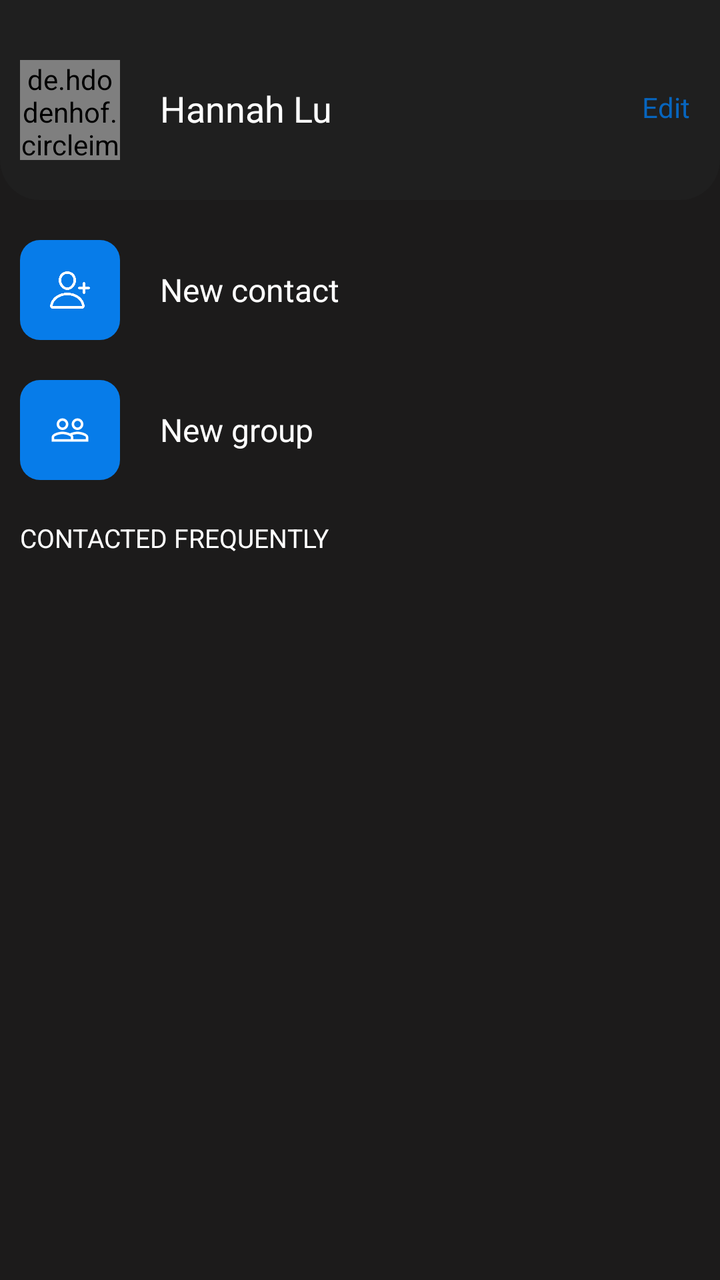
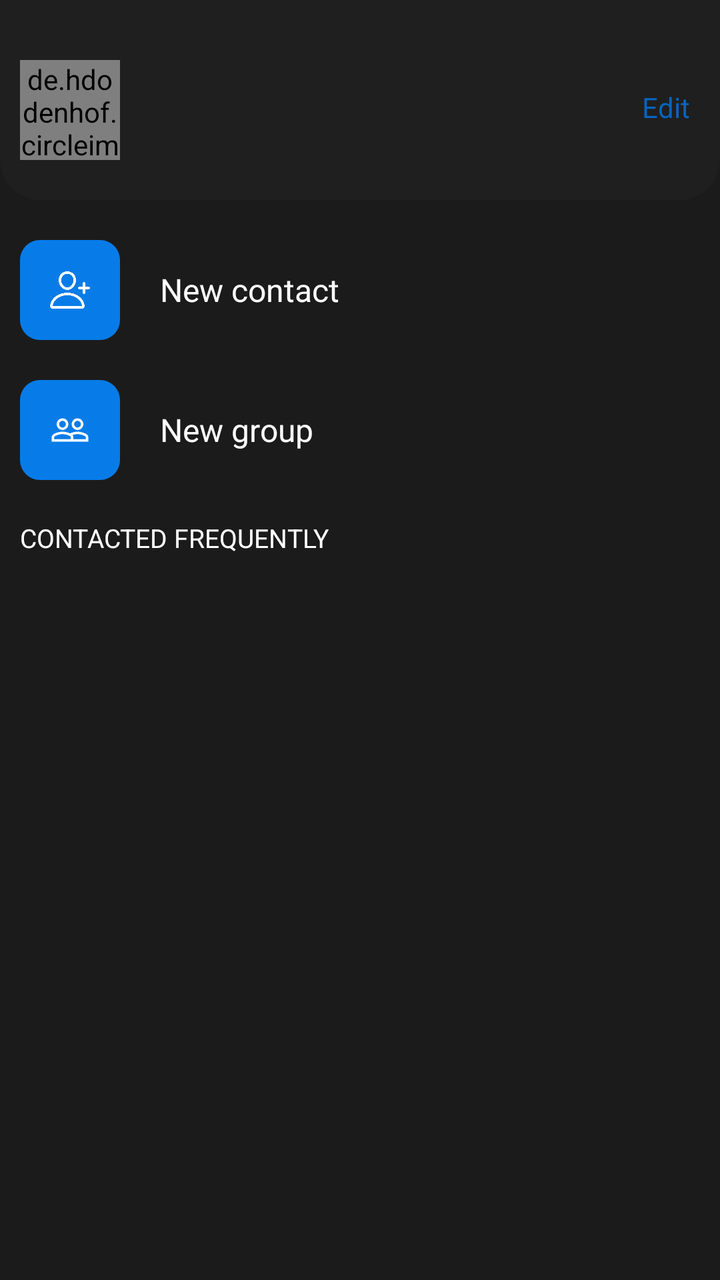

Two renders of the same Android screen: before a commit and after it. Below are the layout's source before the change and the commit's diff.
<!-- AndroidManifest.xml: application theme Theme.I180479_180531 -->
<!-- res/layout/fragment_screen6.xml -->
<?xml version="1.0" encoding="utf-8"?>
<RelativeLayout
    xmlns:android="http://schemas.android.com/apk/res/android"
    xmlns:app="http://schemas.android.com/apk/res-auto"
    xmlns:tools="http://schemas.android.com/tools"
    android:layout_width="match_parent"
    android:layout_height="match_parent"
    tools:context=".fragment_screen4"
    android:background="#1C1B1B">

    <RelativeLayout
        android:id="@+id/rl_actionbar"
        android:layout_width="match_parent"
        android:layout_height="100dp"
        android:background="@drawable/rectangle_bottom_curved"
        android:backgroundTint="#1F1F1F">

        <de.hdodenhof.circleimageview.CircleImageView
            android:id="@+id/dp"
            android:layout_width="50dp"
            android:layout_height="50dp"
            android:layout_marginStart="10dp"
            android:layout_marginTop="30dp"
            android:src="@drawable/screen6_dp" />

        <TextView
            android:layout_width="wrap_content"
            android:layout_height="wrap_content"
            android:layout_marginStart="20dp"
            android:layout_marginTop="42dp"
            android:layout_toEndOf="@+id/dp"
            android:text="Hannah Lu"
            android:textColor="#FFFFFF"
            android:textSize="18sp" />

        <TextView
            android:layout_width="wrap_content"
            android:layout_height="wrap_content"
            android:layout_alignParentEnd="true"
            android:layout_marginTop="44dp"
            android:layout_marginRight="15dp"
            android:text="Edit"
            android:textColor="#0765BE"
            android:textSize="14sp" />
    </RelativeLayout>

    <RelativeLayout
        android:layout_width="match_parent"
        android:layout_height="wrap_content"
        android:layout_below="@id/rl_actionbar"
        android:layout_marginTop="20dp"
        android:layout_marginStart="10dp"
        android:id="@+id/rl_new_contact">

        <RelativeLayout
            android:layout_width="50dp"
            android:layout_height="50dp"
            android:id="@+id/rl_new_contact_icon">

            <ImageView
                android:layout_width="match_parent"
                android:layout_height="match_parent"
                android:background="@drawable/rectangle_curved_screen6"
                android:backgroundTint="#077CE9"/>

            <ImageView
                android:layout_width="match_parent"
                android:layout_height="match_parent"
                android:layout_marginStart="15dp"
                android:layout_marginTop="15dp"
                android:layout_marginEnd="15dp"
                android:layout_marginBottom="15dp"
                android:background="@drawable/new_contact_icon"
                android:backgroundTint="#FFFFFF" />
        </RelativeLayout>

        <TextView
            android:layout_width="wrap_content"
            android:layout_height="wrap_content"
            android:layout_toEndOf="@id/rl_new_contact_icon"
            android:text="New contact"
            android:textColor="#FFFFFF"
            android:textSize="16dp"
            android:layout_centerInParent="true"
            android:layout_marginStart="20dp"/>
    </RelativeLayout>

    <RelativeLayout
        android:layout_width="match_parent"
        android:layout_height="wrap_content"
        android:layout_below="@id/rl_new_contact"
        android:layout_marginTop="20dp"
        android:layout_marginStart="10dp"
        android:id="@+id/rl_new_group">

        <RelativeLayout
            android:layout_width="50dp"
            android:layout_height="50dp"
            android:id="@+id/rl_new_group_icon">

            <ImageView
                android:layout_width="match_parent"
                android:layout_height="match_parent"
                android:background="@drawable/rectangle_curved_screen6"
                android:backgroundTint="#077CE9" />

            <ImageView
                android:layout_width="match_parent"
                android:layout_height="match_parent"
                android:background="@drawable/people_icon"
                android:backgroundTint="#FFFFFF"
                android:layout_margin="15dp"/>
        </RelativeLayout>

        <TextView
            android:layout_width="wrap_content"
            android:layout_height="wrap_content"
            android:layout_toEndOf="@id/rl_new_group_icon"
            android:text="New group"
            android:textColor="#FFFFFF"
            android:textSize="16dp"
            android:layout_centerInParent="true"
            android:layout_marginStart="20dp"/>
    </RelativeLayout>

    <TextView
        android:layout_width="wrap_content"
        android:layout_height="wrap_content"
        android:text="CONTACTED FREQUENTLY"
        android:textColor="#FFFFFF"
        android:layout_below="@id/rl_new_group"
        android:layout_marginTop="20dp"
        android:layout_marginStart="10dp"
        android:textSize="13sp"
        android:id="@+id/tv_contacted_frequently"/>

    <androidx.recyclerview.widget.RecyclerView
        android:layout_width="match_parent"
        android:layout_height="match_parent"
        android:layout_below="@+id/tv_contacted_frequently"
        android:id="@+id/rv_contacts"
        />
</RelativeLayout>
<!-- resources referenced by this layout -->
<resources>
  <!-- drawable new_contact_icon: png bitmap (drawable, 8282 bytes) -->
  <!-- drawable people_icon (drawable) -->
  <vector android:height="24dp" android:tint="#696969"
      android:viewportHeight="24" android:viewportWidth="24"
      android:width="24dp" xmlns:android="http://schemas.android.com/apk/res/android">
      <path android:fillColor="@android:color/white" android:pathData="M16.5,13c-1.2,0 -3.07,0.34 -4.5,1 -1.43,-0.67 -3.3,-1 -4.5,-1C5.33,13 1,14.08 1,16.25L1,19h22v-2.75c0,-2.17 -4.33,-3.25 -6.5,-3.25zM12.5,17.5h-10v-1.25c0,-0.54 2.56,-1.75 5,-1.75s5,1.21 5,1.75v1.25zM21.5,17.5L14,17.5v-1.25c0,-0.46 -0.2,-0.86 -0.52,-1.22 0.88,-0.3 1.96,-0.53 3.02,-0.53 2.44,0 5,1.21 5,1.75v1.25zM7.5,12c1.93,0 3.5,-1.57 3.5,-3.5S9.43,5 7.5,5 4,6.57 4,8.5 5.57,12 7.5,12zM7.5,6.5c1.1,0 2,0.9 2,2s-0.9,2 -2,2 -2,-0.9 -2,-2 0.9,-2 2,-2zM16.5,12c1.93,0 3.5,-1.57 3.5,-3.5S18.43,5 16.5,5 13,6.57 13,8.5s1.57,3.5 3.5,3.5zM16.5,6.5c1.1,0 2,0.9 2,2s-0.9,2 -2,2 -2,-0.9 -2,-2 0.9,-2 2,-2z"/>
  </vector>
  <!-- drawable rectangle_bottom_curved (drawable) -->
  <?xml version="1.0" encoding="utf-8"?>
  <selector xmlns:android="http://schemas.android.com/apk/res/android">
      <item>
          <shape
              android:shape="rectangle">
              <corners
                  android:bottomLeftRadius="20dp"
                  android:bottomRightRadius="20dp">
              </corners>
          </shape>
      </item>
  </selector>
  <!-- drawable rectangle_curved_screen6 (drawable) -->
  <?xml version="1.0" encoding="utf-8"?>
  <selector xmlns:android="http://schemas.android.com/apk/res/android">
      <item>
          <shape
              android:shape="rectangle">
              <corners
                  android:radius="10dp">
              </corners>
          </shape>
      </item>
  </selector>
  <!-- drawable screen6_dp: jpg bitmap (drawable, 49046 bytes) -->
  <style name="Theme.I180479_180531" parent="Theme.MaterialComponents.DayNight.NoActionBar">
          
          <item name="colorPrimary">@color/purple_500</item>
          <item name="colorPrimaryVariant">@color/purple_700</item>
          <item name="colorOnPrimary">@color/white</item>
          
          <item name="colorSecondary">@color/teal_200</item>
          <item name="colorSecondaryVariant">@color/teal_700</item>
          <item name="colorOnSecondary">@color/black</item>
          
          <item name="android:statusBarColor" tools:targetApi="l">?attr/colorPrimaryVariant</item>
          
      </style>
  <color name="purple_500">#FF6200EE</color>
  <color name="purple_700">#FF3700B3</color>
  <color name="white">#FFFFFFFF</color>
  <color name="teal_200">#FF03DAC5</color>
  <color name="teal_700">#FF018786</color>
  <color name="black">#FF000000</color>
</resources>

<!-- the commit's change to res/layout/fragment_screen6.xml (unified diff, before → after) -->
@@ -29,9 +29,9 @@
             android:layout_marginStart="20dp"
             android:layout_marginTop="42dp"
             android:layout_toEndOf="@+id/dp"
-            android:text="Hannah Lu"
             android:textColor="#FFFFFF"
-            android:textSize="18sp" />
+            android:textSize="18sp"
+            android:id="@+id/name"/>
 
         <TextView
             android:layout_width="wrap_content"
